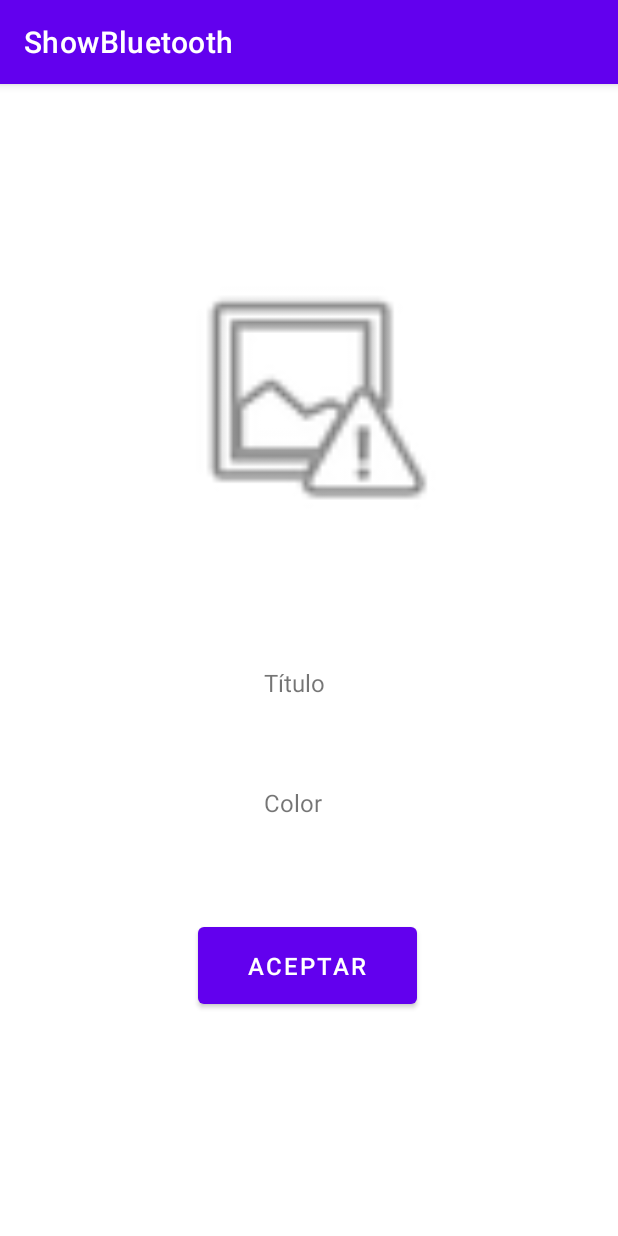
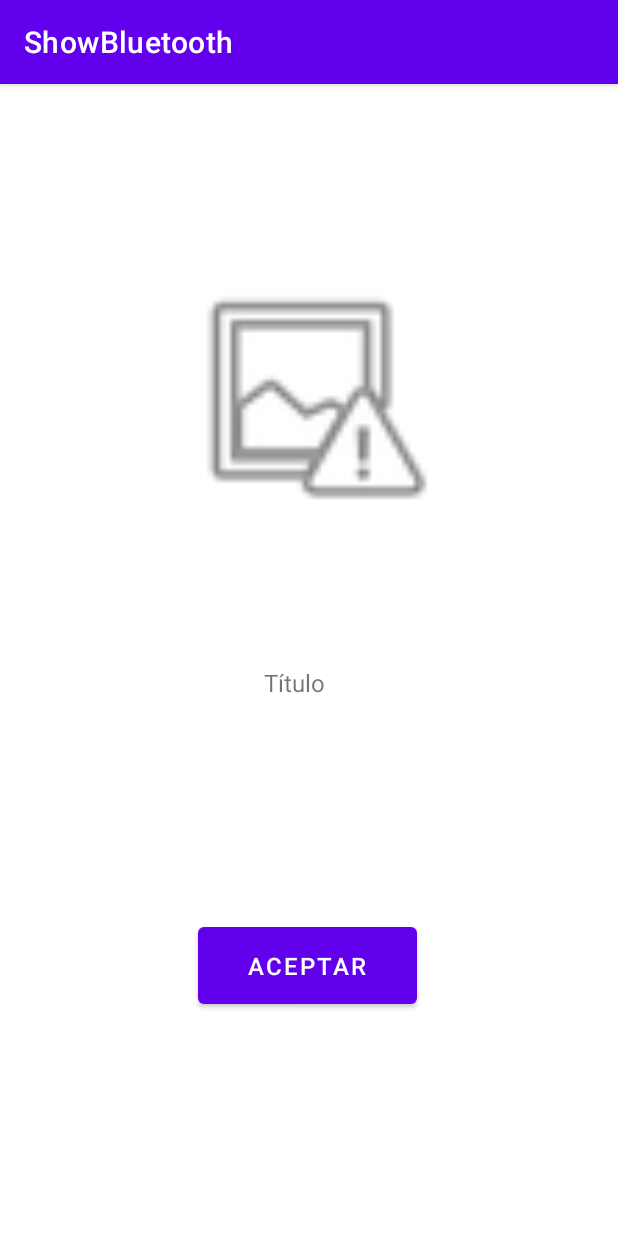
Before and after one commit to GwrApavon/HumanTechnologyProject, an Android app: the ShowBluetooth screen opened directly, with no data from a screen before it, on a phone screen of 412 x 824 dp. Run offline under Robolectric (Android 15) with nearby library versions, the phone set to English and light mode, and no system bars; our stand-ins replace navigation-ui; pictures from the network do not load.

Commit message:
backColor

```diff
--- a/humanTechnologyProject/app/src/main/res/layout/content_show_bluetooth.xml
+++ b/humanTechnologyProject/app/src/main/res/layout/content_show_bluetooth.xml
@@ -2,6 +2,7 @@
 <androidx.constraintlayout.widget.ConstraintLayout xmlns:android="http://schemas.android.com/apk/res/android"
     xmlns:app="http://schemas.android.com/apk/res-auto"
     xmlns:tools="http://schemas.android.com/tools"
+    android:id="@+id/back"
     android:layout_width="match_parent"
     android:layout_height="match_parent"
     app:layout_behavior="@string/appbar_scrolling_view_behavior">
@@ -39,15 +40,4 @@
         app:layout_constraintStart_toStartOf="parent"
         app:layout_constraintTop_toTopOf="parent" />
 
-    <TextView
-        android:id="@+id/colorDB"
-        android:layout_width="wrap_content"
-        android:layout_height="wrap_content"
-        android:layout_marginStart="176dp"
-        android:layout_marginTop="468dp"
-        android:text="@string/color"
-        android:textSize="16sp"
-        app:layout_constraintStart_toStartOf="parent"
-        app:layout_constraintTop_toTopOf="parent" />
-
 </androidx.constraintlayout.widget.ConstraintLayout>
--- a/humanTechnologyProject/app/src/main/res/values/colors.xml
+++ b/humanTechnologyProject/app/src/main/res/values/colors.xml
@@ -8,4 +8,8 @@
     <color name="black">#FF000000</color>
     <color name="white">#FFFFFFFF</color>
     <color name="gris">#838080</color>
+    <color name="azul">#90BCDF</color>
+    <color name="verde">#AFF3B2</color>
+    <color name="amarillo">#EDE7AF</color>
+    <color name="rojo">#F3C6C3</color>
 </resources>
```
Also changed, not shown: humanTechnologyProject/app/src/main/java/com/example/humantechnologyproject/ShowBluetooth.java (+17 -2 lines).
